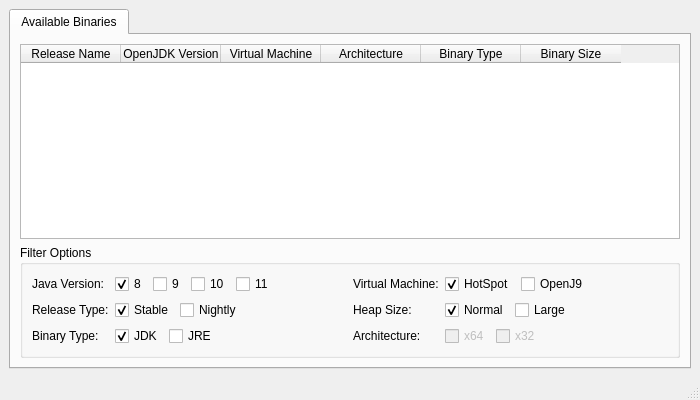
Old version of the form interface.ui in the repository spikespaz-archives/archive-bundles.
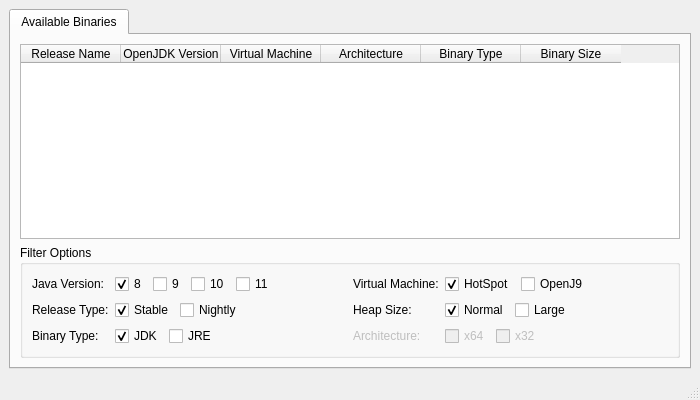
New version of the form.

What changed in the file:
```diff
--- a/interface.ui
+++ b/interface.ui
@@ -250,7 +250,10 @@
               </layout>
              </item>
              <item row="3" column="0">
-              <widget class="QLabel" name="label_6">
+              <widget class="QLabel" name="archLabel">
+               <property name="enabled">
+                <bool>false</bool>
+               </property>
                <property name="text">
                 <string>Architecture:</string>
                </property>
```
